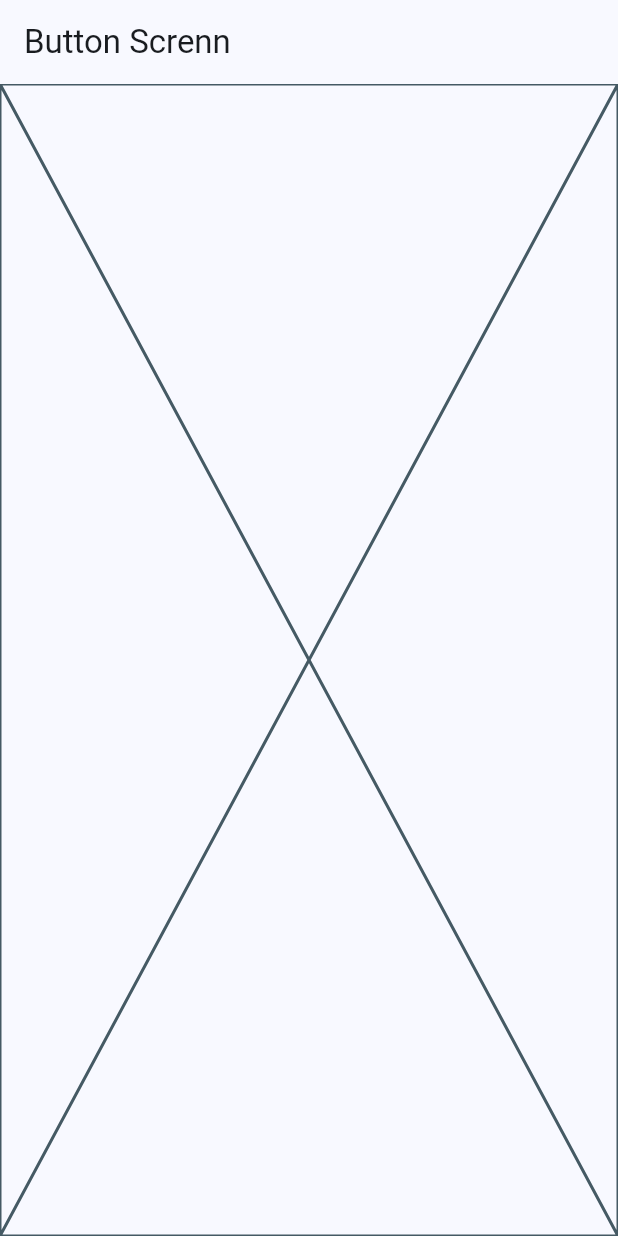
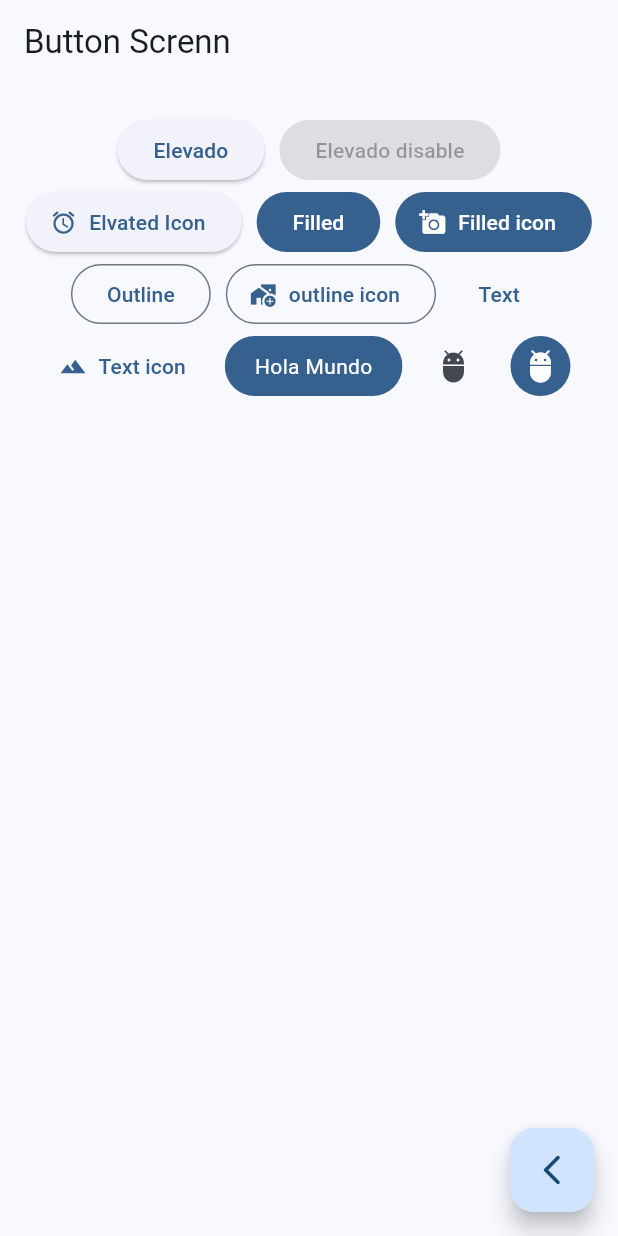
Before and after one commit to Williamparededl1/widgets_app, a Flutter app: the ButtonsScrenn screen opened by its route, on a phone screen of 412 x 824 dp. Run offline on Flutter 3.47's test engine with Material 3 defaults, Android fonts, the phone set to English and light mode, and no system bars; our stand-ins replace go_router.

Commit message:
Buttons Screnn Finish

```diff
--- a/lib/presentation/screens/buttons/buttons_screnn.dart
+++ b/lib/presentation/screens/buttons/buttons_screnn.dart
@@ -1,4 +1,5 @@
 import 'package:flutter/material.dart';
+import 'package:go_router/go_router.dart';
 
 class ButtonsScrenn extends StatelessWidget {
   static const String name = 'button_screnn';
@@ -8,7 +9,95 @@ class ButtonsScrenn extends StatelessWidget {
   Widget build(BuildContext context) {
     return Scaffold(
       appBar: AppBar(title: const Text('Button Screnn')),
-      body: const Placeholder(),
+      body: const _ButtonsView(),
+      floatingActionButton: FloatingActionButton(
+        child: const Icon(Icons.arrow_back_ios_new_rounded),
+        onPressed: () {
+          context.pop();
+        },
+      ),
     );
   }
 }
+
+class _ButtonsView extends StatelessWidget {
+  const _ButtonsView();
+
+  @override
+  Widget build(BuildContext context) {
+    final colors = Theme.of(context).colorScheme;
+    return SizedBox(
+      width: double.infinity,
+      child: Padding(
+        padding: const EdgeInsets.symmetric(horizontal: 10, vertical: 20),
+        child: Wrap(
+          spacing: 10,
+          crossAxisAlignment: WrapCrossAlignment.center,
+          alignment: WrapAlignment.center,
+          children: [
+            ElevatedButton(onPressed: () {}, child: const Text('Elevado')),
+            const ElevatedButton(
+                onPressed: null, child: Text('Elevado disable')),
+            ElevatedButton.icon(
+                onPressed: () {},
+                icon: const Icon(Icons.access_alarm_rounded),
+                label: const Text('Elvated Icon')),
+            FilledButton(onPressed: () {}, child: const Text('Filled')),
+            FilledButton.icon(
+                onPressed: () {},
+                icon: const Icon(Icons.add_a_photo),
+                label: const Text('Filled icon')),
+            OutlinedButton(onPressed: () {}, child: const Text('Outline')),
+            OutlinedButton.icon(
+              onPressed: () {},
+              label: const Text('outline icon'),
+              icon: const Icon(Icons.add_home_work_sharp),
+            ),
+            TextButton(onPressed: () {}, child: const Text('Text')),
+            TextButton.icon(
+              onPressed: () {},
+              label: const Text('Text icon'),
+              icon: const Icon(Icons.terrain),
+            ),
+            const CustomButton(),
+            IconButton(onPressed: () {}, icon: const Icon(Icons.adb)),
+            IconButton(
+              onPressed: () {},
+              icon: const Icon(Icons.adb),
+              style: ButtonStyle(
+                backgroundColor: WidgetStatePropertyAll(colors.primary),
+                iconColor: const WidgetStatePropertyAll(Colors.white),
+              ),
+            ),
+          ],
+        ),
+      ),
+    );
+  }
+}
+
+class CustomButton extends StatelessWidget {
+  const CustomButton({super.key});
+
+  @override
+  Widget build(BuildContext context) {
+    final colors = Theme.of(context).colorScheme;
+
+    return ClipRRect(
+      borderRadius: BorderRadius.circular(20),
+      child: Material(
+        color: colors.primary,
+        child: InkWell(
+          onTap: () {},
+          child: const Padding(
+            padding: const EdgeInsets.symmetric(horizontal: 20, vertical: 10),
+            child: Text(
+              'Hola Mundo',
+              style: TextStyle(color: Colors.white),
+            ),
+          ),
+        ),
+      ),
+    );
+  }
+}
--- a/lib/presentation/screens/home/home_screen.dart
+++ b/lib/presentation/screens/home/home_screen.dart
@@ -1,7 +1,6 @@
 import 'package:flutter/material.dart';
 import 'package:go_router/go_router.dart';
 import 'package:widgets_app/config/menu/menu_items.dart';
-import 'package:widgets_app/presentation/screens/cards/card_screnn.dart';
 
 class HomeScreen extends StatelessWidget {
   static const String name = 'home_screnn';
```
